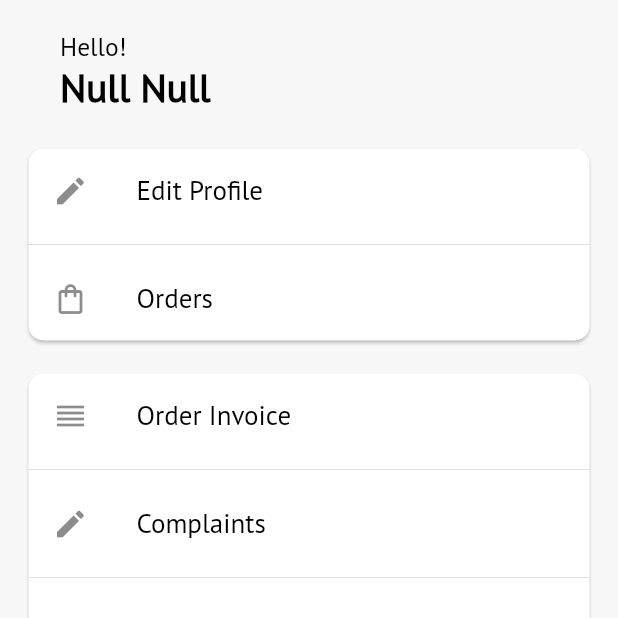
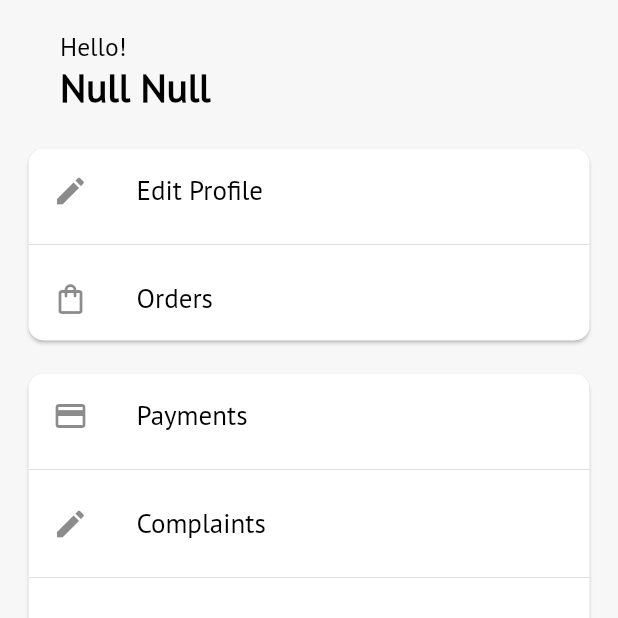
Before and after one commit to atyourdoorstep/at_your_doorstep-Ya_Ibrahim, a Flutter app: the EditProfileOp screen opened directly, on a phone screen of 412 x 824 dp, the top half of it. Run offline on Flutter 3.47's test engine with Material 2 defaults, Android fonts, the phone set to English and light mode, and no system bars; our stand-ins replace dio, flutter_easyloading, font_awesome_flutter, geocoding, google_maps_flutter, image_picker and 2 more; missing offline and left inert: circular_menu; accounts and stored records are empty; network calls fail.

```diff
--- a/lib/Help_Classes/Constants.dart
+++ b/lib/Help_Classes/Constants.dart
@@ -236,7 +236,6 @@ getSellerAddressForPostCreation(BuildContext context) async{
       print(body.toString());
       print(sAddress);
       print(sellerID);
-      showMsg(context, "Data Fetched...");
   }
   if(body['success'] == false){
     sAddress = "";
--- a/lib/Screens/ServicesRelatedPages/servicesPage.dart
+++ b/lib/Screens/ServicesRelatedPages/servicesPage.dart
@@ -88,6 +88,8 @@ class _ServicesPageState extends State<ServicesPage> {
                 SizedBox(
                   height: 500,
                   child: ListView.builder(
+                    physics: ClampingScrollPhysics(),
+                    shrinkWrap: true,
                     itemCount: categoryItem.length,
                       itemBuilder:(context , index){
                         return GestureDetector(
--- a/lib/Screens/userProfile.dart
+++ b/lib/Screens/userProfile.dart
@@ -248,8 +248,8 @@ class _EditProfileOpState extends State<EditProfileOp> {
                               ],
                             ),
                           ),
-                          ListTile(title: Text("Order Invoice", style: menuFont,),
-                            leading: Icon(Icons.reorder),
+                          ListTile(title: Text("Payments", style: menuFont,),
+                            leading: Icon(Icons.payment),
                           ),
                           Divider(),
                           Visibility(
```
